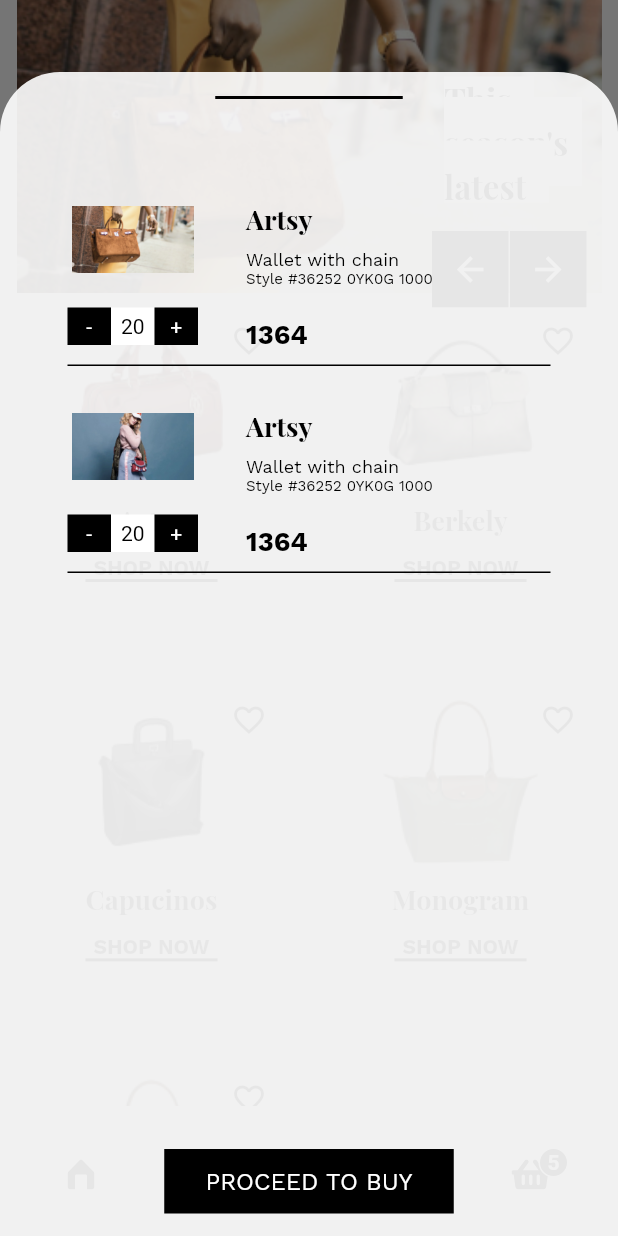
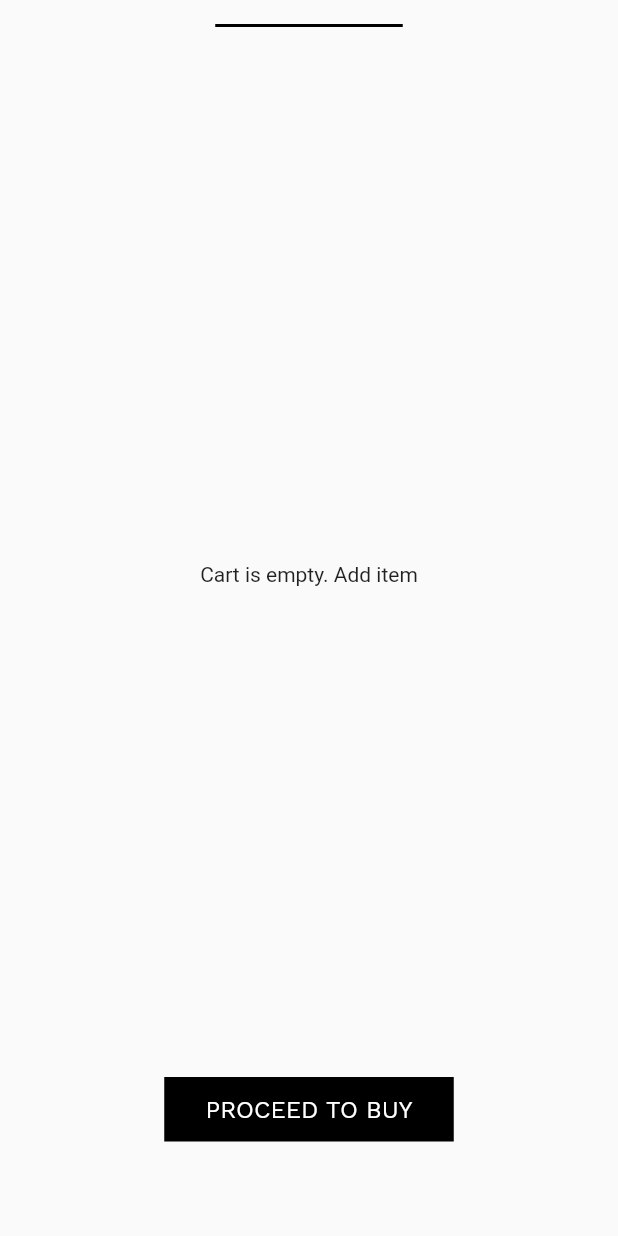
Before and after one commit to edoliantejr/Bagzz, a Flutter app: the screen it shows after launch, item 4 of the bottom bar chosen, scrolled down 56 dp, on a phone screen of 412 x 824 dp. Run offline on Flutter 3.47's test engine with Material 2 defaults, Android fonts, the phone set to English and light mode, and no system bars; drawn by our look-alikes of dot_navigation_bar; our stand-ins replace equatable, flutter_svg, get, stacked.

Commit message:
Add cart viewmodel

```diff
--- a/lib/app/app.dart
+++ b/lib/app/app.dart
@@ -3,6 +3,7 @@ import 'package:bagzz/core/service/navigation/navigator_service_impl.dart';
 import 'package:bagzz/core/service/snack_bar_service/snack_bar_service.dart';
 import 'package:bagzz/core/service/snack_bar_service/snack_bar_service_impl.dart';
 import 'package:bagzz/ui/views/bag_item_details/bag_item_details_page.dart';
+import 'package:bagzz/ui/views/cart/cart_screen.dart';
 import 'package:bagzz/ui/views/home/home_screen.dart';
 import 'package:bagzz/ui/views/main/main_screen.dart';
 import 'package:stacked/stacked.dart';
@@ -21,6 +22,11 @@ import 'package:stacked/stacked_annotations.dart';
         name: 'BagItemDetailsPage',
         durationInMilliseconds: 800,
         transitionsBuilder: TransitionsBuilders.zoomIn),
+    CustomRoute(
+        page: CartPage,
+        name: 'CartPage',
+        durationInMilliseconds: 300,
+        transitionsBuilder: TransitionsBuilders.slideTop),
   ], dependencies: [
   Singleton(classType: NavigationServiceImpl, asType: NavigationService),
   LazySingleton(classType: SnackBarServiceImpl, asType: SnackBarService),
--- a/lib/main.dart
+++ b/lib/main.dart
@@ -1,8 +1,10 @@
+import 'package:bagzz/ui/views/cart/cart_screen_view_model.dart';
 import 'package:bagzz/ui/views/main/main_screen.dart';
 import 'package:flutter/cupertino.dart';
 import 'package:flutter/material.dart';
 import 'package:flutter/widgets.dart';
 import 'package:get/get.dart';
+import 'package:stacked/stacked.dart';
 
 import 'app/app.locator.dart';
 import 'app/app.router.dart';
@@ -15,8 +17,26 @@ void main() {
   final navigationService = locator<NavigationService>();
   runApp(GetMaterialApp(
     debugShowCheckedModeBanner: false,
-    home: MainScreen(),
+    home: MainApp(),
     navigatorKey: navigationService.navigatorKey,
     onGenerateRoute: StackedRouter().onGenerateRoute,
   ));
 }
+
+class MainApp extends StatefulWidget {
+  const MainApp({Key? key}) : super(key: key);
+
+  @override
+  _MainAppState createState() => _MainAppState();
+}
+
+class _MainAppState extends State<MainApp> {
+  @override
+  Widget build(BuildContext context) {
+    return ViewModelBuilder<CartScreenViewModel>.nonReactive(
+        viewModelBuilder: () => CartScreenViewModel(),
+        builder: (context, model, child) {
+          return MainScreen();
+        });
+  }
+}
--- a/lib/models/bag.dart
+++ b/lib/models/bag.dart
@@ -1,4 +1,6 @@
-class Bag {
+import 'package:equatable/equatable.dart';
+
+class Bag extends Equatable {
   int id;
   String image;
   String title;
@@ -22,5 +24,7 @@ class Bag {
       required this.shipInfo,
       required this.payInfo});
 
-
+  @override
+  List<Object?> get props =>
+      [id, image, title, name, price, category, style, desc, shipInfo, payInfo];
 }
--- a/lib/ui/views/cart/cart_screen.dart
+++ b/lib/ui/views/cart/cart_screen.dart
@@ -1,16 +1,18 @@
-import 'dart:math';
 import 'dart:ui';
 
 import 'package:bagzz/constant/font_names.dart';
 import 'package:bagzz/models/bag.dart';
+import 'package:bagzz/ui/views/cart/cart_screen_view_model.dart';
 import 'package:flutter/material.dart';
+import 'package:provider/provider.dart';
+import 'package:stacked/stacked.dart';
 
-class CartPage extends StatelessWidget {
-  final List<Bag> bags;
+class CartPage extends ViewModelWidget<CartScreenViewModel> {
+  const CartPage({Key? key}) : super(key: key);
 
-  const CartPage({Key? key, required this.bags}) : super(key: key);
+  static Future<dynamic> open(BuildContext context) {
+    final cartModel = Provider.of<CartScreenViewModel>(context, listen: false);
 
-  static Future<dynamic> open(BuildContext context, List<Bag> bags) {
     return showModalBottomSheet(
       backgroundColor: Colors.white.withOpacity(0.9),
       context: context,
@@ -19,35 +21,41 @@ class CartPage extends StatelessWidget {
         borderRadius: BorderRadius.only(
             topLeft: Radius.circular(40), topRight: Radius.circular(40)),
       ),
-      builder: (context) {
-        return CartPage(
-          bags: bags,
-        );
+      builder: (cxt) {
+        return ListenableProvider.value(value: cartModel, child: CartPage());
       },
     );
   }
 
   @override
-  Widget build(BuildContext context) {
-    return Container(
+  Widget build(BuildContext context, CartScreenViewModel model) {
+    return Scaffold(
+      body: Container(
         height: MediaQuery.of(context).size.height -
             (MediaQuery.of(context).padding.top + 48),
         padding: EdgeInsets.only(top: 16),
         child: Column(
           mainAxisSize: MainAxisSize.min,
           children: [
-          Center(child: Container(height: 2, width: 125, color: Colors.black)),
+            Center(
+                child: Container(height: 2, width: 125, color: Colors.black)),
             SizedBox(height: 45),
             Expanded(
-            child: ListView.builder(
+              child: model.bagsOnCart.isEmpty
+                  ? Container(
+                      height: 100,
+                      child: Center(child: Text('Cart is empty. Add item')),
+                    )
+                  : ListView.builder(
                       physics: BouncingScrollPhysics(),
                       shrinkWrap: true,
-                itemCount: bags.length,
+                      itemCount: model.bagsOnCart.length,
                       itemBuilder: (context, i) {
-                  Random _random = new Random();
+                        final bag = model.bagsOnCart[i];
+                        final bagQuantity = model.shoppingCart[bag];
                         return CartItem(
-                    bags[i],
-                    quantity: _random.nextInt(100),
+                          bag,
+                          quantity: bagQuantity ?? 0,
                         );
                       }),
             ),
@@ -71,6 +79,7 @@ class CartPage extends StatelessWidget {
                   )),
             )
           ],
+        ),
       ),
     );
   }
--- /dev/null
+++ b/lib/ui/views/cart/cart_screen_view_model.dart
@@ -0,0 +1,22 @@
+import 'package:bagzz/models/bag.dart';
+import 'package:stacked/stacked.dart';
+
+class CartScreenViewModel extends BaseViewModel {
+  final Map<Bag, int> shoppingCart = {};
+
+  List<Bag> get bagsOnCart => shoppingCart.keys.toList();
+
+  void addToCart(Bag bag) {
+    int bagCartQuantity = shoppingCart[bag] ?? 0;
+    shoppingCart[bag] = bagCartQuantity++;
+  }
+
+  void removeToCart(Bag bag) {
+    int bagCartQuantity = shoppingCart[bag] ?? 0;
+    if (bagCartQuantity <= 1) {
+      shoppingCart.remove(bag);
+    } else {
+      shoppingCart[bag] = bagCartQuantity--;
+    }
+  }
+}
--- a/lib/ui/views/main/main_screen.dart
+++ b/lib/ui/views/main/main_screen.dart
@@ -1,89 +1,35 @@
 import 'package:bagzz/constant/font_names.dart';
-import 'package:bagzz/models/bag.dart';
-import 'package:bagzz/models/bags_gridview_item.dart';
-import 'package:bagzz/ui/views/cart/cart_screen.dart';
+import 'package:bagzz/ui/views/cart/cart_screen_view_model.dart';
 import 'package:bagzz/ui/views/home/home_screen.dart';
+import 'package:bagzz/ui/views/main/main_screen_view_model.dart';
 import 'package:dot_navigation_bar/dot_navigation_bar.dart';
 import 'package:flutter/material.dart';
 import 'package:flutter_svg/svg.dart';
+import 'package:stacked/stacked.dart';
 
-class MainScreen extends StatefulWidget {
+class MainScreen extends StatelessWidget {
   const MainScreen({Key? key}) : super(key: key);
-
-  @override
-  _MainScreenState createState() => _MainScreenState();
-}
-
-class _MainScreenState extends State<MainScreen> {
-  int numCartItems = 0;
-  int currentIndex = 0;
-  ScrollController scrollController = new ScrollController();
-  final List<Bag> bags = [
-    Bag(
-      id: 2,
-      image: 'assets/images/bag-header-01.jpg',
-      title: "This season's latest",
-      name: "Artsy",
-      price: 1364,
-      category: 'Wallet with chain',
-      style: 'Style #36252 0YK0G 1000',
-      desc: 'Lorem ipsum dolor sit amet, '
-          'consectetur adipiscing elit, sed do eiusmod tempor incididunt '
-          'ut labore et dolore magna aliqua.'
-          ' Vitae congue mauris rhoncus aenean vel elit. ',
-      shipInfo: 'Lorem ipsum dolor sit amet, '
-          'consectetur adipiscing elit, sed do eiusmod tempor incididunt '
-          'ut labore et dolore magna aliqua.'
-          ' Vitae congue mauris rhoncus aenean vel elit. ',
-      payInfo: 'Lorem ipsum dolor sit amet, '
-          'consectetur adipiscing elit, sed do eiusmod tempor incididunt '
-          'ut labore et dolore magna aliqua.'
-          ' Vitae congue mauris rhoncus aenean vel elit. ',
-    ),
-    Bag(
-      id: 1,
-      image: 'assets/images/bag-header-02.jpg',
-      title: "This season's latest",
-      name: "Artsy",
-      price: 1364,
-      category: 'Wallet with chain',
-      style: 'Style #36252 0YK0G 1000',
-      desc: 'Lorem ipsum dolor sit amet, '
-          'consectetur adipiscing elit, sed do eiusmod tempor incididunt '
-          'ut labore et dolore magna aliqua.'
-          ' Vitae congue mauris rhoncus aenean vel elit. ',
-      shipInfo: 'Lorem ipsum dolor sit amet, '
-          'consectetur adipiscing elit, sed do eiusmod tempor incididunt '
-          'ut labore et dolore magna aliqua.'
-          ' Vitae congue mauris rhoncus aenean vel elit. ',
-      payInfo: 'Lorem ipsum dolor sit amet, '
-          'consectetur adipiscing elit, sed do eiusmod tempor incididunt '
-          'ut labore et dolore magna aliqua.'
-          ' Vitae congue mauris rhoncus aenean vel elit. ',
-    ),
-  ];
-
-  @override
-  void dispose() {
-    scrollController.dispose();
-    super.dispose();
-  }
 
   @override
   Widget build(BuildContext context) {
     num devicePixel = MediaQuery.of(context).devicePixelRatio;
 
+    return ViewModelBuilder<MainScreenViewModel>.reactive(
+        viewModelBuilder: () => MainScreenViewModel(),
+        builder: (context, model, widget) {
           return Scaffold(
             backgroundColor: Colors.white,
             body: NestedScrollView(
-        headerSliverBuilder: (BuildContext context, bool innerBoxIsScrolled) {
+              headerSliverBuilder:
+                  (BuildContext context, bool innerBoxIsScrolled) {
                 return [
                   SliverAppBar(
                     backgroundColor: Colors.white,
                     elevation: 0,
                     leading: Container(
                         margin: EdgeInsets.symmetric(
-                      horizontal: 24 / devicePixel, vertical: 14 / devicePixel),
+                            horizontal: 24 / devicePixel,
+                            vertical: 14 / devicePixel),
                         child: SvgPicture.asset('assets/icons/drawer.svg')),
                     title: const Text(
                       'bagzz',
@@ -98,7 +44,8 @@ class _MainScreenState extends State<MainScreen> {
                           padding: const EdgeInsets.all(10),
                           child: CircleAvatar(
                             backgroundColor: Colors.grey[900],
-                      backgroundImage: AssetImage('assets/images/avatar.jpg'),
+                            backgroundImage:
+                                AssetImage('assets/images/avatar.jpg'),
                             radius: 18,
                           ))
                     ],
@@ -107,12 +54,23 @@ class _MainScreenState extends State<MainScreen> {
               },
               body: HomeScreen(),
             ),
-      bottomNavigationBar: bottomNavigation(),
+            bottomNavigationBar: MyBottomNavigation(
+                onTabChange: (index) => model.onTabChange(index, context)),
           );
+        });
+  }
 }
 
-//bottom navigation widget
-  Widget bottomNavigation() {
+class MyBottomNavigation extends ViewModelWidget<CartScreenViewModel> {
+  final ValueChanged<int> onTabChange;
+
+  const MyBottomNavigation({
+    Key? key,
+    required this.onTabChange,
+  }) : super(key: key);
+
+  @override
+  Widget build(BuildContext context, CartScreenViewModel model) {
     return Stack(
       children: [
         DotNavigationBar(
@@ -121,9 +79,7 @@ class _MainScreenState extends State<MainScreen> {
           borderRadius: 40,
           selectedItemColor: null,
           currentIndex: -1,
-          onTap: (int index) {
-            onTabChange(index);
-          },
+          onTap: onTabChange,
           items: [
             DotNavigationBarItem(
               icon: SvgPicture.asset('assets/icons/home.svg'),
@@ -151,9 +107,10 @@ class _MainScreenState extends State<MainScreen> {
           // paddingR: const EdgeInsets.all(14),
           marginR: const EdgeInsets.all(8),
         ),
-        numShopBagItem(bags_gridview_item.length),
+        numShopBagItem(model.shoppingCart.length),
       ],
     );
+    ;
   }
 
   //widget overlay to show number of items in the cart as a notification alert
@@ -186,20 +143,4 @@ class _MainScreenState extends State<MainScreen> {
       ),
     );
   }
-
-  void onTabChange(int index) {
-    setState(() {
-      currentIndex = index;
-
-      //show wishlist bottom sheet
-      if (index == 2) {
-        CartPage.open(context, bags);
 }
-
-      //show cart bottom sheet
-      if (index == 3) {
-        CartPage.open(context, bags);
-      }
-    });
-  }
-}
--- a/pubspec.yaml
+++ b/pubspec.yaml
@@ -38,6 +38,7 @@ dependencies:
   flutter_svg: ^0.22.0
   dot_navigation_bar: ^1.0.1+3
   bottom_sheet: ^1.0.1
+  equatable: ^2.0.3
 
 
 
```
Also changed, not shown: lib/app/app.router.dart (+14 -1 lines), lib/ui/views/main/main_screen_view_model.dart (added, +25 -0 lines), pubspec.lock. Lines whose indentation alone changed are shown as unchanged.
